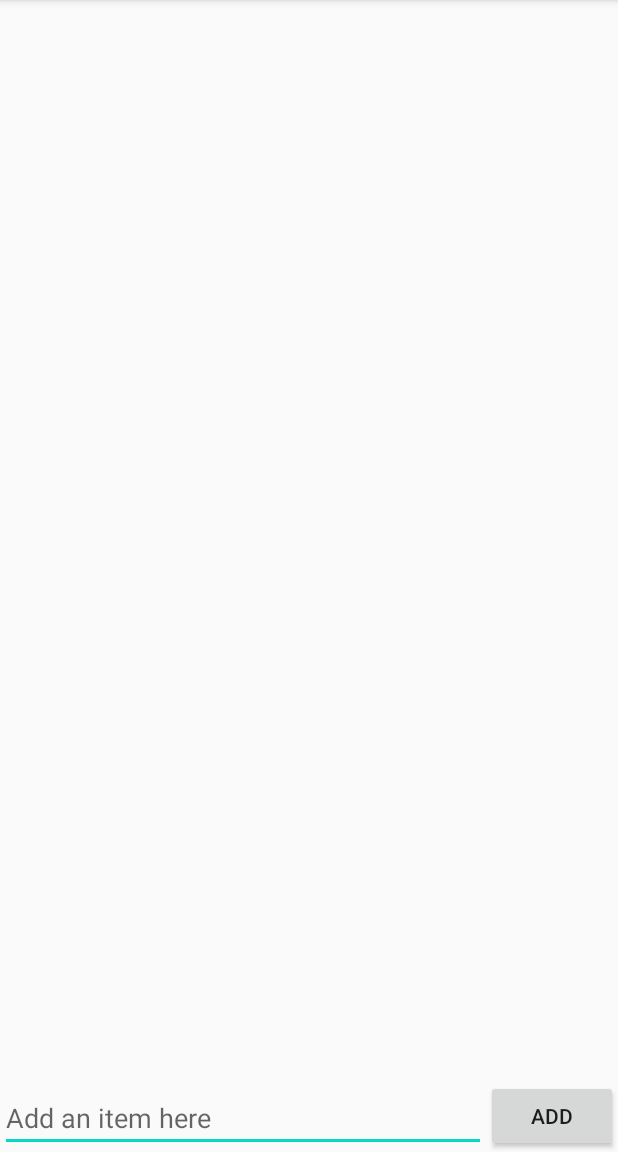
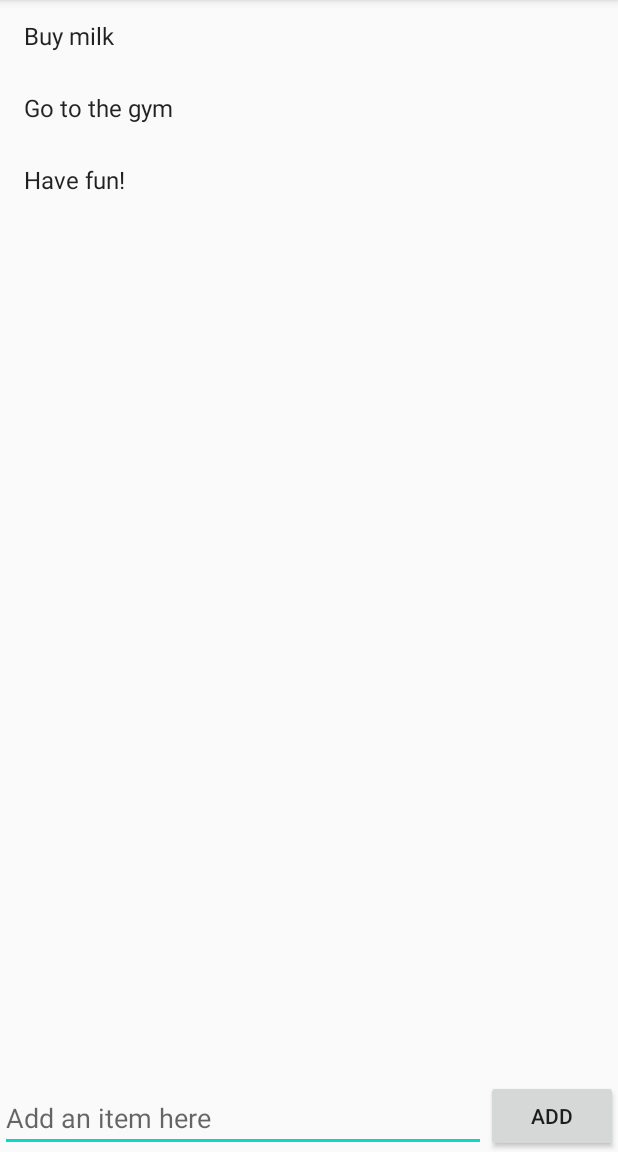
Before and after one commit to jordanhunt22/SimpleToDo, an Android app: the screen it shows after launch (MainActivity), on a phone screen of 412 x 824 dp, the part 84-1236 px from its top. Run offline under Robolectric (Android 15) with nearby library versions, the phone set to English and light mode, and no system bars.

Commit message:
Add field made functional

```diff
--- a/app/build.gradle
+++ b/app/build.gradle
@@ -26,6 +26,7 @@ dependencies {
     implementation fileTree(dir: "libs", include: ["*.jar"])
     implementation 'com.android.support:appcompat-v7:28.0.0'
     implementation 'com.android.support.constraint:constraint-layout:1.1.3'
+    implementation 'com.android.support:recyclerview-v7:28.0.0'
     testImplementation 'junit:junit:4.12'
     androidTestImplementation 'com.android.support.test:runner:1.0.2'
     androidTestImplementation 'com.android.support.test.espresso:espresso-core:3.0.2'
--- /dev/null
+++ b/app/src/main/java/com/example/simpletodo/ItemsAdapter.java
@@ -0,0 +1,62 @@
+package com.example.simpletodo;
+
+import android.support.annotation.NonNull;
+import android.support.v7.widget.RecyclerView;
+import android.view.LayoutInflater;
+import android.view.View;
+import android.view.ViewGroup;
+import android.widget.TextView;
+
+import java.util.List;
+
+// responsible for displaying data from the model into a row in the recycler view
+
+public class ItemsAdapter extends RecyclerView.Adapter<ItemsAdapter.ViewHolder> {
+
+    List<String> items;
+
+    public ItemsAdapter(List<String> items) {
+        this.items = items;
+
+    }
+
+    @NonNull
+    @Override
+    public ViewHolder onCreateViewHolder(@NonNull ViewGroup parent, int i) {
+        // use layout inflater to inflate a new vie
+        View todoView = LayoutInflater.from(parent.getContext()).inflate(android.R.layout.simple_list_item_1, parent, false);
+        // wrap it inside a View Holder and return it
+        return new ViewHolder(todoView);
+    }
+
+    @Override
+    public void onBindViewHolder(@NonNull ViewHolder holder, int position) {
+        // grab the item at the position
+        String item = items.get(position);
+        // bind the item to the specified View Holder
+        holder.bind(item);
+
+    }
+
+    // tell RV how many items are in the list
+    @Override
+    public int getItemCount() {
+        return items.size();
+    }
+
+    // container to provide easy access to views that represent each row of the list
+    class ViewHolder extends RecyclerView.ViewHolder {
+
+        TextView tvItem;
+
+        public ViewHolder(@NonNull View itemView) {
+            super(itemView);
+            tvItem = itemView.findViewById(android.R.id.text1);
+        }
+
+        // update the view inside of the View Holder with this data
+        public void bind(String item) {
+            tvItem.setText(item);
+        }
+    }
+}
--- a/app/src/main/java/com/example/simpletodo/MainActivity.java
+++ b/app/src/main/java/com/example/simpletodo/MainActivity.java
@@ -2,12 +2,53 @@ package com.example.simpletodo;
 
 import android.support.v7.app.AppCompatActivity;
 import android.os.Bundle;
+import android.support.v7.widget.LinearLayoutManager;
+import android.support.v7.widget.RecyclerView;
+import android.view.View;
+import android.widget.Button;
+import android.widget.EditText;
+
+import java.util.ArrayList;
+import java.util.List;
 
 public class MainActivity extends AppCompatActivity {
+
+    List <String> items;
+
+    Button btnAdd;
+    EditText edItem;
+    RecyclerView rvItems;
+
 
     @Override
     protected void onCreate(Bundle savedInstanceState) {
         super.onCreate(savedInstanceState);
         setContentView(R.layout.activity_main);
+
+        btnAdd = findViewById(R.id.btnAdd);
+        edItem = findViewById(R.id.edItem);
+        rvItems = findViewById(R.id.rvItems);
+
+        items = new ArrayList<>();
+        items.add("Buy milk");
+        items.add("Go to the gym");
+        items.add("Have fun!");
+
+        final ItemsAdapter itemsAdapter = new ItemsAdapter(items);
+        rvItems.setAdapter(itemsAdapter);
+        rvItems.setLayoutManager(new LinearLayoutManager(this));
+
+        btnAdd.setOnClickListener(new View.OnClickListener() {
+            @Override
+            public void onClick(View v) {
+                String todoItem = edItem.getText().toString();
+                // add item to the model
+                items.add(todoItem);
+                // notify adapter that an item is inserted
+                itemsAdapter.notifyItemInserted(items.size() - 1);
+                edItem.setText("");
+
+            }
+        });
     }
 }
--- a/app/src/main/res/layout/activity_main.xml
+++ b/app/src/main/res/layout/activity_main.xml
@@ -17,7 +17,7 @@
         android:text="Add" />
 
     <EditText
-        android:id="@+id/editTextTextPersonName"
+        android:id="@+id/edItem"
         android:layout_width="323dp"
         android:layout_height="wrap_content"
         android:layout_alignParentStart="true"
@@ -27,5 +27,17 @@
         android:layout_toStartOf="@+id/btnAdd"
         android:ems="10"
         android:hint="Add an item here"
-        android:inputType="textPersonName" />
+        android:inputType="textPersonName"
+        android:autofillHints="" />
+
+    <android.support.v7.widget.RecyclerView
+        android:id="@+id/rvItems"
+        android:layout_width="match_parent"
+        android:layout_height="match_parent"
+        android:layout_above="@+id/edItem"
+        android:layout_alignParentStart="true"
+        android:layout_alignParentTop="true"
+        android:layout_marginStart="0dp"
+        android:layout_marginTop="0dp"
+        android:layout_marginBottom="0dp" />
 </RelativeLayout>
```
